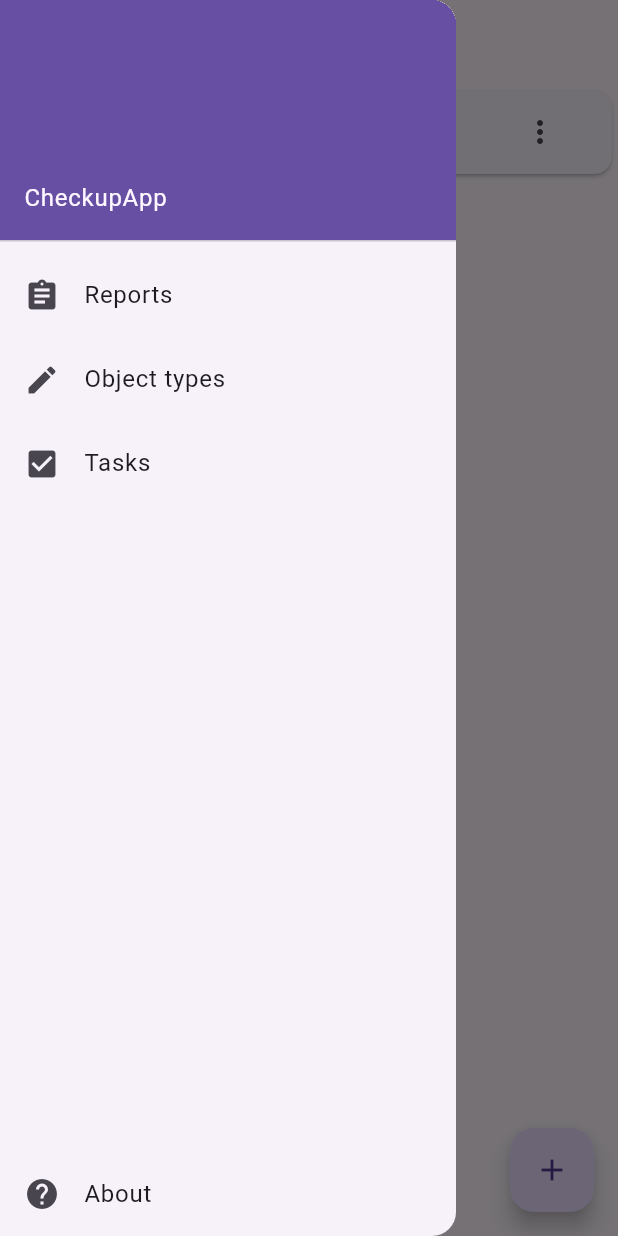
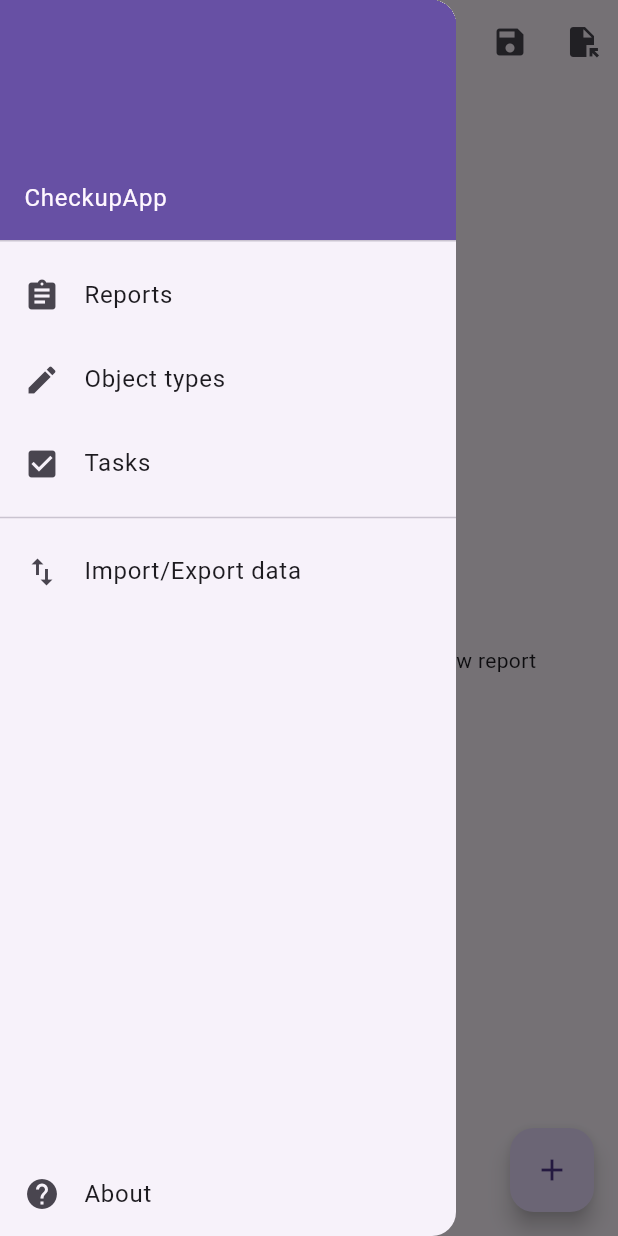
Before and after one commit to GabPSS/ziphycheck, a Flutter app: the screen it shows after launch, with the side drawer open, on a phone screen of 412 x 824 dp. Run offline on Flutter 3.47's test engine with Material 2 defaults, Android fonts, the phone set to English and light mode, and no system bars; drawn by our look-alikes of dynamic_color; our stand-ins replace date_field, file_picker, image_picker, localstorage, share_plus.

Commit message:
Data serialization, saving and importing (#13)

```diff
--- a/lib/data/data_master.dart
+++ b/lib/data/data_master.dart
@@ -1,19 +1,28 @@
+import 'dart:convert';
+
 import 'package:checkup_app/models/task.dart';
+import 'package:json_annotation/json_annotation.dart';
+import 'package:localstorage/localstorage.dart';
 
 import '../models/object_type.dart';
 import '../models/report.dart';
 import '../models/report_answer.dart';
 
+part 'data_master.g.dart';
+
+@JsonSerializable()
 class DataMaster {
+  List<Task> tasks = List.empty(growable: true);
+  List<ObjectType> objectTypes = List.empty(growable: true);
   List<Report> reports = List.empty(growable: true);
-  List<ObjectType> objectTypes = List.empty(growable: true);
-  List<Task> tasks = List.empty(growable: true);
   List<ReportAnswer> reportAnswers = List.empty(growable: true);
 
   int reportKey = 0;
   int objectTypeKey = 0;
   int taskKey = 0;
   int reportAnswerKey = 0;
+
+  DataMaster();
 
   static const String unknownObject = "Unknown Object";
 
@@ -22,4 +31,23 @@ class DataMaster {
   }
 
   Report getReportById(int id) => reports.where((element) => element.id == id).first;
+
+  ObjectType getObjectTypeById(int id) => objectTypes.where((element) => element.id == id).first;
+
+  factory DataMaster.fromJson(Map<String, dynamic> json) => _$DataMasterFromJson(json);
+
+  Map<String, dynamic> toJson() => _$DataMasterToJson(this);
+
+  static DataMaster fromStorage(LocalStorage storage) {
+    String? data = storage.getItem('data');
+    if (data != null) {
+      DataMaster dm = DataMaster.fromJson(jsonDecode(data));
+
+      return dm;
+    } else {
+      var dm = DataMaster();
+
+      return dm;
+    }
+  }
 }
--- a/lib/models/checkup_object.dart
+++ b/lib/models/checkup_object.dart
@@ -1,15 +1,32 @@
+import 'package:checkup_app/data/data_master.dart';
 import 'package:checkup_app/models/object_type.dart';
 import 'package:checkup_app/models/report.dart';
+import 'package:json_annotation/json_annotation.dart';
 
+part 'checkup_object.g.dart';
+
+@JsonSerializable()
 class CheckupObject {
-  late int id;
-  ObjectType? objectType;
+  late int id = -1;
   String name = "";
 
-  CheckupObject({required Report report, this.objectType}) {
-    id = report.checkupObjectKey;
-    report.checkupObjectKey++;
+  int? _objectTypeId;
+
+  ObjectType? getObjectType(DataMaster dm) => _objectTypeId != null ? dm.getObjectTypeById(_objectTypeId!) : null;
+
+  set objectType(ObjectType? value) => _objectTypeId = value?.id;
+
+  CheckupObject({Report? report, ObjectType? objectType}) {
+    this.objectType = objectType;
+    if (report != null) {
+      id = report.checkupObjectKey;
+      report.checkupObjectKey++;
+    }
   }
 
-  String get fullName => (objectType?.name ?? "") + name;
+  String getFullName(DataMaster dm) => (getObjectType(dm)?.name ?? "") + name;
+
+  factory CheckupObject.fromJson(Map<String, dynamic> json) => _$CheckupObjectFromJson(json);
+
+  Map<String, dynamic> toJson() => _$CheckupObjectToJson(this);
 }
--- a/lib/models/location.dart
+++ b/lib/models/location.dart
@@ -1,8 +1,18 @@
 import 'package:checkup_app/models/checkup_object.dart';
+import 'package:json_annotation/json_annotation.dart';
 
+part 'location.g.dart';
+
+@JsonSerializable()
 class Location {
   String name = "";
   List<CheckupObject> objects = List.empty(growable: true);
 
   CheckupObject getCheckupObjectById(int id) => objects.where((element) => element.id == id).first;
+
+  Location();
+
+  factory Location.fromJson(Map<String, dynamic> json) => _$LocationFromJson(json);
+
+  Map<String, dynamic> toJson() => _$LocationToJson(this);
 }
--- a/lib/models/object_type.dart
+++ b/lib/models/object_type.dart
@@ -1,29 +1,33 @@
 import 'package:checkup_app/data/data_master.dart';
 import 'package:checkup_app/models/task.dart';
 import 'package:flutter/material.dart';
+import 'package:json_annotation/json_annotation.dart';
 
+part 'object_type.g.dart';
+
+@JsonSerializable()
 class ObjectType {
   late int id;
   String name = "";
   final List<int> _taskIds = List<int>.empty(growable: true);
 
+  @JsonKey(includeFromJson: false, includeToJson: false)
   String _pluralName = "";
 
   String get pluralName => _pluralName == "" ? name : _pluralName;
-
   set pluralName(String value) => _pluralName = value;
 
   String getName(bool plural) => plural ? pluralName : name;
 
-  DataMaster dm;
-
-  ObjectType({required this.dm}) {
-    id = dm.objectTypeKey;
-    dm.objectTypeKey++;
-    dm.objectTypes.add(this);
+  ObjectType({DataMaster? dm}) {
+    if (dm != null) {
+      id = dm.objectTypeKey;
+      dm.objectTypeKey++;
+      dm.objectTypes.add(this);
+    }
   }
 
-  List<Task> getTasks() => dm.tasks.where((element) => _taskIds.contains(element.id)).toList();
+  List<Task> getTasks(DataMaster dm) => dm.tasks.where((element) => _taskIds.contains(element.id)).toList();
 
   void addTask(Task task) {
     var id = task.id;
@@ -49,4 +53,8 @@ class ObjectType {
         return Icons.token;
     }
   }
+
+  factory ObjectType.fromJson(Map<String, dynamic> json) => _$ObjectTypeFromJson(json);
+
+  Map<String, dynamic> toJson() => _$ObjectTypeToJson(this);
 }
--- a/lib/models/report.dart
+++ b/lib/models/report.dart
@@ -1,18 +1,23 @@
+import 'package:checkup_app/models/checkup_object.dart';
 import 'package:checkup_app/models/location.dart';
+import 'package:json_annotation/json_annotation.dart';
 
 import '../data/data_master.dart';
 
+part 'report.g.dart';
+
+@JsonSerializable()
 class Report {
   late int id;
   String name = "";
   List<Location> locations = List.empty(growable: true);
   int checkupObjectKey = 0;
 
-  DataMaster dm;
-
-  Report({required this.dm}) {
-    id = dm.reportKey;
-    dm.reportKey++;
+  Report({DataMaster? dm}) {
+    if (dm != null) {
+      id = dm.reportKey;
+      dm.reportKey++;
+    }
   }
 
   int getObjectCount() {
@@ -23,7 +28,7 @@ class Report {
     return objectCount;
   }
 
-  DateTime? getLastFilledDate() {
+  DateTime? getLastFilledDate(DataMaster dm) {
     for (var i = 0; i < dm.reportAnswers.length; i++) {
       var reportAnswer = dm.reportAnswers[i];
       if (reportAnswer.id == id) {
@@ -32,4 +37,17 @@ class Report {
     }
     return null;
   }
+
+  CheckupObject? getCheckupObjectById(int id) {
+    for (var locationIndex = 0; locationIndex < locations.length; locationIndex++) {
+      for (var checkupObject in locations[locationIndex].objects) {
+        if (checkupObject.id == id) return checkupObject;
+      }
+    }
+    return null;
+  }
+
+  factory Report.fromJson(Map<String, dynamic> json) => _$ReportFromJson(json);
+
+  Map<String, dynamic> toJson() => _$ReportToJson(this);
 }
--- a/lib/models/report_answer.dart
+++ b/lib/models/report_answer.dart
@@ -4,21 +4,27 @@ import 'package:checkup_app/models/checkup_object.dart';
 import 'package:checkup_app/models/location.dart';
 import 'package:checkup_app/models/report.dart';
 import 'package:intl/intl.dart';
+import 'package:json_annotation/json_annotation.dart';
 import 'package:share_plus/share_plus.dart';
 
 import '../data/data_master.dart';
 import 'task_answer.dart';
 
+part 'report_answer.g.dart';
+
+@JsonSerializable()
 class ReportAnswer {
   late int id;
   int baseReportId = -1;
   DateTime answerDate = DateTime.now();
   List<TaskAnswer> answers = List.empty(growable: true);
 
-  ReportAnswer({required DataMaster dm, required this.baseReportId}) {
-    id = dm.reportAnswerKey;
-    dm.reportAnswerKey++;
-    dm.reportAnswers.add(this);
+  ReportAnswer({DataMaster? dm, required this.baseReportId}) {
+    if (dm != null) {
+      id = dm.reportAnswerKey;
+      dm.reportAnswerKey++;
+      dm.reportAnswers.add(this);
+    }
   }
 
   String getReportString(DataMaster dm) {
@@ -30,7 +36,7 @@ class ReportAnswer {
       Location location = baseReport.locations[locationIndex];
 
       List<TaskAnswer> locationAnswers = List.empty(growable: true);
-      getFalseAnswersByLocation(location, locationAnswers);
+      getFalseAnswersByLocation(location, locationAnswers, dm);
 
       if (locationAnswers.isNotEmpty) reportOut += "${location.name}\n\n";
 
@@ -40,7 +46,7 @@ class ReportAnswer {
       for (var promptIndex = 0; promptIndex < answerPrompts.length; promptIndex++) {
         String prompt = answerPrompts[promptIndex];
         List<String> checkupObjectNames = List.empty(growable: true);
-        getCheckupObjectNamesFromTaskAnswers(locationAnswers, prompt, location, checkupObjectNames);
+        getCheckupObjectNamesFromTaskAnswers(locationAnswers, prompt, location, checkupObjectNames, dm);
         reportOut += "${formatPrompt(prompt, checkupObjectNames)}\n";
       }
 
@@ -51,23 +57,23 @@ class ReportAnswer {
   }
 
   void getCheckupObjectNamesFromTaskAnswers(
-      List<TaskAnswer> locationAnswers, String prompt, Location location, List<String> checkupObjectNames) {
+      List<TaskAnswer> locationAnswers, String prompt, Location location, List<String> checkupObjectNames, DataMaster dm) {
     for (var answerIndex = 0; answerIndex < locationAnswers.length; answerIndex++) {
       var answer = locationAnswers[answerIndex];
       if (answer.failAnswerPrompt == prompt) {
         var checkupObject = location.getCheckupObjectById(answer.objectId);
-        checkupObjectNames.add((checkupObject.objectType?.name ?? "") + checkupObject.name);
+        checkupObjectNames.add((checkupObject.getObjectType(dm)?.name ?? "") + checkupObject.name);
       }
     }
   }
 
-  void getFalseAnswersByLocation(Location location, List<TaskAnswer> locationAnswers) {
+  void getFalseAnswersByLocation(Location location, List<TaskAnswer> locationAnswers, DataMaster dm) {
     for (var objectIndex = 0; objectIndex < location.objects.length; objectIndex++) {
       CheckupObject object = location.objects[objectIndex];
-      if (object.objectType == null) {
+      if (object.getObjectType(dm) == null) {
         continue;
       }
-      var objectTasks = object.objectType!.getTasks();
+      var objectTasks = object.getObjectType(dm)!.getTasks(dm);
       for (var taskIndex = 0; taskIndex < objectTasks.length; taskIndex++) {
         var task = objectTasks[taskIndex];
         TaskAnswer? objectTaskAnswer = getTaskAnswerByObjectAndTaskIds(object.id, task.id);
@@ -151,4 +157,8 @@ class ReportAnswer {
       Share.share(reportString);
     }
   }
+
+  factory ReportAnswer.fromJson(Map<String, dynamic> json) => _$ReportAnswerFromJson(json);
+
+  Map<String, dynamic> toJson() => _$ReportAnswerToJson(this);
 }
--- a/lib/models/task.dart
+++ b/lib/models/task.dart
@@ -1,20 +1,31 @@
 import 'package:checkup_app/data/data_master.dart';
+import 'package:json_annotation/json_annotation.dart';
 
+part 'task.g.dart';
+
+@JsonSerializable()
 class Task {
   late int id;
   String name = "";
   String _answerPrompt = "";
   List<String> defaultFailOptions = List.empty(growable: true);
 
+  @JsonKey(includeFromJson: false, includeToJson: false)
   bool get isAnswerPromptEmpty => _answerPrompt == "";
 
   String get answerPrompt => _answerPrompt == "" ? name : _answerPrompt;
 
   set answerPrompt(String value) => _answerPrompt = value;
 
-  Task({required DataMaster dm}) {
-    id = dm.taskKey;
-    dm.taskKey++;
-    dm.tasks.add(this);
+  Task({DataMaster? dm}) {
+    if (dm != null) {
+      id = dm.taskKey;
+      dm.taskKey++;
+      dm.tasks.add(this);
+    }
   }
+
+  factory Task.fromJson(Map<String, dynamic> json) => _$TaskFromJson(json);
+
+  Map<String, dynamic> toJson() => _$TaskToJson(this);
 }
--- a/lib/ui/home_page.dart
+++ b/lib/ui/home_page.dart
@@ -1,32 +1,29 @@
-import 'dart:developer';
+import 'dart:convert';
+import 'dart:typed_data';
 
-import 'package:checkup_app/models/checkup_object.dart';
-import 'package:checkup_app/models/location.dart';
-import 'package:checkup_app/models/object_type.dart';
-import 'package:checkup_app/models/report_answer.dart';
-import 'package:checkup_app/models/task.dart';
-import 'package:checkup_app/models/task_answer.dart';
 import 'package:checkup_app/ui/main_object_types/object_type_editor_page.dart';
 import 'package:checkup_app/ui/main_object_types/main_object_types_page.dart';
 import 'package:checkup_app/ui/main_reports/main_reports_page.dart';
 import 'package:checkup_app/ui/main_tasks/main_tasks_page.dart';
 import 'package:checkup_app/ui/main_tasks/tasks_editor_page.dart';
+import 'package:file_picker/file_picker.dart';
 import 'package:flutter/material.dart';
+import 'package:localstorage/localstorage.dart';
+import 'package:share_plus/share_plus.dart';
 
 import '../data/data_master.dart';
 import '../models/report.dart';
 import 'main_reports/add_report_page.dart';
 
 class HomePage extends StatefulWidget {
-  const HomePage({
-    super.key,
-  });
+  const HomePage({super.key});
 
   @override
   State<HomePage> createState() => _HomePageState();
 }
 
 class _HomePageState extends State<HomePage> {
+  LocalStorage storage = LocalStorage('userdata');
   Widget? page;
   int pageIndex = 0;
   Function()? fabFunction;
@@ -37,49 +34,14 @@ class _HomePageState extends State<HomePage> {
     setPage(index: 0);
   }
 
-  @override
-  void initState() {
-    // TODO: Replace placeholder DM with DM opening from file later
-    var task = Task(dm: dm);
-    task.name = "Check PCs later";
-    task.answerPrompt = "% {has an issue|have issues} there";
-
-    var objectType = ObjectType(dm: dm);
-    objectType.name = "PC";
-    objectType.addTask(task);
-
-    var report = Report(dm: dm);
-    report.name = "First report";
-
-    var location = Location();
-    location.name = "Place 1";
-
-    var checkupObject = CheckupObject(report: report);
-    checkupObject.objectType = objectType;
-    checkupObject.name = "1";
-
-    var checkupObject2 = CheckupObject(report: report);
-    checkupObject2.objectType = objectType;
-    checkupObject2.name = "2";
-
-    location.objects.add(checkupObject);
-    location.objects.add(checkupObject2);
-    report.locations.add(location);
-
-    var reportAnswer = ReportAnswer(dm: dm, baseReportId: report.id);
-    reportAnswer.answerDate = DateTime.now();
-
-    var taskAnswer = TaskAnswer(taskId: task.id, objectId: checkupObject.id);
-    taskAnswer.failAnswerPrompt = task.answerPrompt;
-    var taskAnswer2 = TaskAnswer(taskId: task.id, objectId: checkupObject2.id);
-    taskAnswer2.failAnswerPrompt = task.answerPrompt;
-    reportAnswer.answers.add(taskAnswer);
-    reportAnswer.answers.add(taskAnswer2);
-    dm.reports.add(report);
-
-    log(reportAnswer.getReportString(dm));
-
-    super.initState();
+  Future<DataMaster?> getData() async {
+    if (await storage.ready) {
+      String? item = storage.getItem('data');
+      if (item != null) {
+        return DataMaster.fromJson(jsonDecode(item));
+      }
+    }
+    return null;
   }
 
   void setPage({int? index}) {
@@ -108,6 +70,10 @@ class _HomePageState extends State<HomePage> {
     }
   }
 
+  void save() {
+    storage.setItem('data', jsonEncode(dm.toJson()));
+  }
+
   @override
   Widget build(BuildContext context) {
     setPage();
@@ -115,6 +81,19 @@ class _HomePageState extends State<HomePage> {
       floatingActionButton: FloatingActionButton(onPressed: fabFunction, child: const Icon(Icons.add)),
       appBar: AppBar(
         title: Text(title),
+        actions: [
+          IconButton(onPressed: () => save(), icon: const Icon(Icons.save)),
+          IconButton(
+              onPressed: () async {
+                var newDm = await getData();
+                if (newDm != null) {
+                  setState(() {
+                    dm = newDm;
+                  });
+                }
+              },
+              icon: const Icon(Icons.file_open))
+        ],
       ),
       body: page,
       drawer: Drawer(
@@ -149,6 +128,33 @@ class _HomePageState extends State<HomePage> {
                   Navigator.pop(context);
                   setPage(index: 2);
                 });
+              },
+            ),
+            const Divider(),
+            ListTile(
+              title: const Text('Import/Export data'),
+              leading: const Icon(Icons.import_export),
+              onTap: () {
+                showDialog(
+                  context: context,
+                  builder: (context) {
+                    return SimpleDialog(
+                      title: const Text('Pick an option'),
+                      children: [
+                        ListTile(
+                          leading: const Icon(Icons.download),
+                          title: const Text('Import from file...'),
+                          onTap: () => importFromFile(),
+                        ),
+                        ListTile(
+                          leading: const Icon(Icons.upload),
+                          title: const Text('Share data export...'),
+                          onTap: () => shareData(),
+                        )
+                      ],
+                    );
+                  },
+                );
               },
             ),
             const Spacer(),
@@ -202,4 +208,32 @@ class _HomePageState extends State<HomePage> {
           ),
         ));
   }
+
+  // https://stackoverflow.com/questions/28565242/convert-uint8list-to-string-with-dart by Günter Zöchbauer
+
+  importFromFile() {
+    FilePicker.platform.pickFiles().then((value) {
+      if (value != null && value.files.length == 1) {
+        String path = value.files.single.path!;
+        try {
+          var file = XFile(path);
+          file.readAsString().then((value) {
+            DataMaster newDm = DataMaster.fromJson(jsonDecode(value));
+            setState(() {
+              dm = newDm;
+            });
+            save();
+          });
+        } catch (e) {
+          return;
+        }
+      }
+    });
+  }
+
+  shareData() {
+    String jsonData = jsonEncode(dm.toJson());
+    XFile file = XFile.fromData(Uint8List.fromList(utf8.encode(jsonData)));
+    Share.shareXFiles([file]);
+  }
 }
--- a/lib/ui/main_reports/add_report_page.dart
+++ b/lib/ui/main_reports/add_report_page.dart
@@ -46,7 +46,7 @@ class _AddReportPageState extends State<AddReportPage> {
           ),
           trailing: DropdownButton(
             items: objectTypes,
-            value: object.objectType,
+            value: object.getObjectType(widget.dm),
             onChanged: (value) {
               setState(() {
                 object.objectType = value;
--- a/lib/ui/main_reports/view_report/fill_answer/fill_answer_page.dart
+++ b/lib/ui/main_reports/view_report/fill_answer/fill_answer_page.dart
@@ -56,15 +56,15 @@ class _FillAnswerPageState extends State<FillAnswerPage> {
         ),
       );
       locationWidgets.addAll(baseReport.locations[i].objects.map((checkupObject) {
-        int objectTasksCount = checkupObject.objectType?.getTasks().length ?? 0;
+        int objectTasksCount = checkupObject.getObjectType(widget.dm)?.getTasks(widget.dm).length ?? 0;
         int answeredTasksCount = widget.reportAnswer.getTaskAnswersByObjectId(checkupObject.id).length;
 
         return Padding(
             padding: const EdgeInsets.fromLTRB(48, 0, 0, 0),
             child: Card(
               child: ListTile(
-                leading: Icon(checkupObject.objectType?.getIcon() ?? Icons.device_unknown),
-                title: Text(checkupObject.fullName),
+                leading: Icon(checkupObject.getObjectType(widget.dm)?.getIcon() ?? Icons.device_unknown),
+                title: Text(checkupObject.getFullName(widget.dm)),
                 subtitle: Text("$answeredTasksCount/$objectTasksCount task${objectTasksCount == 1 ? "" : "s"}"),
                 onTap: () {
                   Navigator.push(
--- a/pubspec.yaml
+++ b/pubspec.yaml
@@ -7,12 +7,17 @@ environment:
   sdk: '>=3.0.3 <4.0.0'
 
 dependencies:
+  build_runner: ^2.4.6
   date_field: ^3.0.5
   dynamic_color: ^1.6.6
+  file_picker: ^5.3.2
   flutter:
     sdk: flutter
   image_picker: ^1.0.1
   intl: ^0.18.1
+  json_annotation: ^4.8.1
+  json_serializable: ^6.7.1
+  localstorage: ^4.0.1+4
   path: ^1.8.3
   share_plus: ^7.0.2
 
```
Also changed, not shown: lib/models/task_answer.dart (+8 -0 lines), lib/ui/main_reports/view_report/fill_answer/fill_object_answer_page.dart (+7 -5 lines), lib/data/data_master.g.dart (added), lib/models/checkup_object.g.dart (added), lib/models/location.g.dart (added), lib/models/object_type.g.dart (added), lib/models/report.g.dart (added), lib/models/report_answer.g.dart (added), lib/models/task.g.dart (added), lib/models/task_answer.g.dart (added), pubspec.lock.
